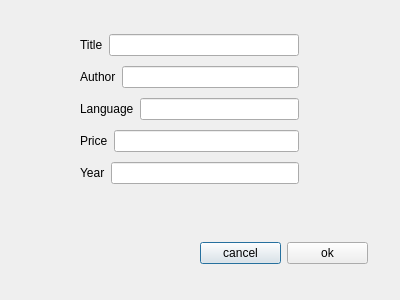
Above: dialogadd.ui from yomayy/kursova before the change. Below: the same form after it.
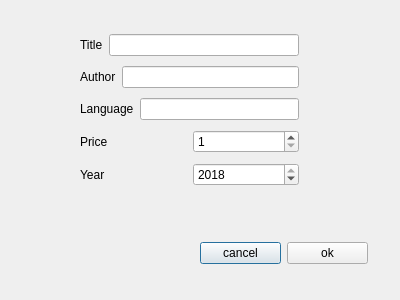
That is the form after the change.

Patch:
```diff
--- a/dialogadd.ui
+++ b/dialogadd.ui
@@ -19,7 +19,7 @@
      <x>80</x>
      <y>30</y>
      <width>219</width>
-     <height>161</height>
+     <height>163</height>
     </rect>
    </property>
    <layout class="QVBoxLayout" name="verticalLayout">
@@ -75,7 +75,14 @@
        </widget>
       </item>
       <item>
-       <widget class="QLineEdit" name="DtxtPrice"/>
+       <widget class="QSpinBox" name="sbPrice">
+        <property name="minimum">
+         <number>1</number>
+        </property>
+        <property name="maximum">
+         <number>10000</number>
+        </property>
+       </widget>
       </item>
      </layout>
     </item>
@@ -89,13 +96,23 @@
        </widget>
       </item>
       <item>
-       <widget class="QLineEdit" name="DtxtYear"/>
+       <widget class="QSpinBox" name="sbYear">
+        <property name="minimum">
+         <number>1900</number>
+        </property>
+        <property name="maximum">
+         <number>2018</number>
+        </property>
+        <property name="value">
+         <number>2018</number>
+        </property>
+       </widget>
       </item>
      </layout>
     </item>
    </layout>
   </widget>
-  <widget class="QWidget" name="">
+  <widget class="QWidget" name="layoutWidget">
    <property name="geometry">
     <rect>
      <x>200</x>
```
